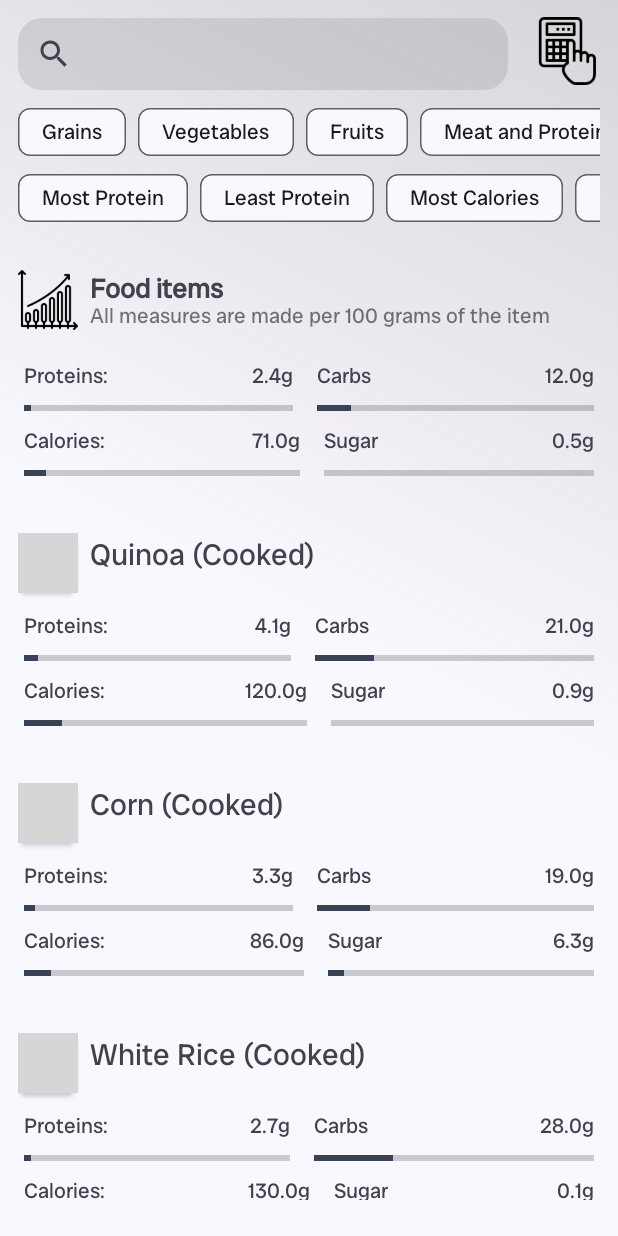
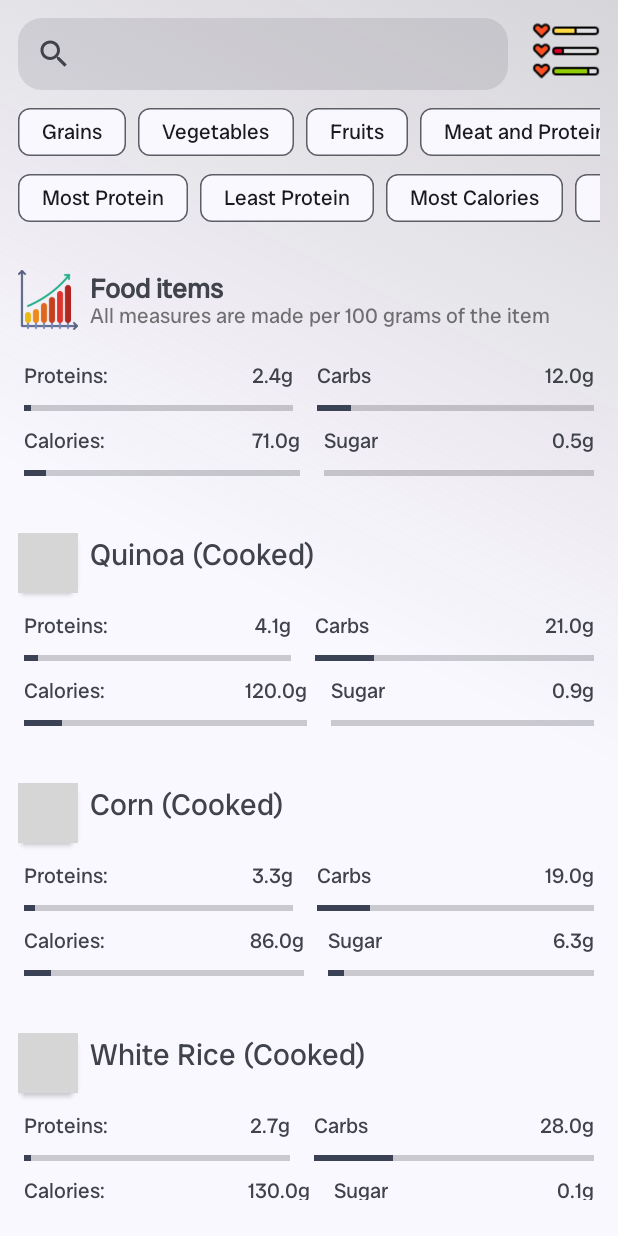
Before and after one commit to AleksandarTheGreat/Nutrition, an Android app: the Section1And2Activity screen opened directly, with no data from a screen before it, scrolled down 388 dp, on a phone screen of 412 x 824 dp. Run offline under Robolectric (Android 15) with nearby library versions, the phone set to English and light mode, and no system bars; our stand-ins replace Picasso; pictures from the network do not load; grey boxes are pictures that could not be loaded.

Commit message:
Bunch of changes I don't even kno

```diff
--- a/app/src/main/java/com/example/nutrition/Activities/Section1And2Activity.java
+++ b/app/src/main/java/com/example/nutrition/Activities/Section1And2Activity.java
@@ -175,15 +175,9 @@ public class Section1And2Activity extends ParentActivity {
     @Override
     public void additionalThemeChanges() {
         if (ThemeUtils.isNightModeActive(appCompatActivity)){
-            binding.imageViewIconSection1And2.setImageResource(R.drawable.ic_stats_white);
-            binding.imageViewIconHeaderLayoutSection1And2.setImageResource(R.drawable.ic_calculate_white);
-
             int color = ContextCompat.getColor(Section1And2Activity.this, R.color.colorText60Light);
             binding.textViewSub1.setTextColor(color);
         } else {
-            binding.imageViewIconSection1And2.setImageResource(R.drawable.ic_stats_black);
-            binding.imageViewIconHeaderLayoutSection1And2.setImageResource(R.drawable.ic_calculate_black);
-
             int color = ContextCompat.getColor(Section1And2Activity.this, R.color.colorText60Dark);
             binding.textViewSub1.setTextColor(color);
         }
--- a/app/src/main/java/com/example/nutrition/Fragments/FragmentADay.java
+++ b/app/src/main/java/com/example/nutrition/Fragments/FragmentADay.java
@@ -96,17 +96,11 @@ public class FragmentADay extends Fragment implements IEssentials {
 
     public void additionalThemeSettings(){
         if (ThemeUtils.isNightModeActive(appCompatActivity)){
-            binding.imageViewIconTotal.setImageResource(R.drawable.ic_apple_white);
-            binding.imageViewIconDay.setImageResource(R.drawable.ic_eating_white);
-
             int color = ContextCompat.getColor(getContext(), R.color.colorText60Light);
             binding.textViewSub1.setTextColor(color);
             binding.textViewSub2.setTextColor(color);
             binding.textViewSub3.setTextColor(color);
         } else {
-            binding.imageViewIconTotal.setImageResource(R.drawable.ic_apple_black);
-            binding.imageViewIconDay.setImageResource(R.drawable.ic_eating_black);
-
             int color = ContextCompat.getColor(getContext(), R.color.colorText60Dark);
             binding.textViewSub1.setTextColor(color);
             binding.textViewSub2.setTextColor(color);
--- a/app/src/main/java/com/example/nutrition/Fragments/FragmentAllDays.java
+++ b/app/src/main/java/com/example/nutrition/Fragments/FragmentAllDays.java
@@ -107,7 +107,7 @@ public class FragmentAllDays extends Fragment implements IEssentials {
                 // Then we load all days from the database and set the dayList pointing to that list
                 // Finally we update the adapter
 
-                // if (!isANewDayValidToAdd()) return;
+                if (!helperFragmentAllDays.isANewDayValidToAdd(allDaysAdapter, toaster)) return;
 
                 Day day = new Day("Day", LocalDate.now());
                 daysRepo.add(day);
@@ -143,8 +143,6 @@ public class FragmentAllDays extends Fragment implements IEssentials {
     public void additionalThemeChanges() {
         if (ThemeUtils.isNightModeActive(appCompatActivity)) {
             binding.imageViewLogoFragmentAllDays.setImageResource(R.drawable.ic_logo_light);
-            binding.imageViewLogoTrackedDays.setImageResource(R.drawable.ic_calculate_white);
-            binding.imageViewLogoGraph.setImageResource(R.drawable.ic_stats_white);
             binding.imageViewCreateNewDay.setImageResource(R.drawable.ic_add_light);
 
             int color = ContextCompat.getColor(getContext(), R.color.colorText60Light);
@@ -153,8 +151,6 @@ public class FragmentAllDays extends Fragment implements IEssentials {
             binding.textViewSub3.setTextColor(color);
         } else {
             binding.imageViewLogoFragmentAllDays.setImageResource(R.drawable.ic_logo_dark);
-            binding.imageViewLogoTrackedDays.setImageResource(R.drawable.ic_calendar_black);
-            binding.imageViewLogoGraph.setImageResource(R.drawable.ic_stats_black);
             binding.imageViewCreateNewDay.setImageResource(R.drawable.ic_add_dark);
 
             int color = ContextCompat.getColor(getContext(), R.color.colorText60Dark);
--- a/app/src/main/java/com/example/nutrition/Helper/HelperFragmentAllDays.java
+++ b/app/src/main/java/com/example/nutrition/Helper/HelperFragmentAllDays.java
@@ -32,7 +32,7 @@ public class HelperFragmentAllDays {
         if (Build.VERSION.SDK_INT >= Build.VERSION_CODES.O) {
             for (Day day : allDaysAdapter.getDaysList()) {
                 if (day.getCreatedAt().equals(LocalDate.now())) {
-                    toaster.text("Cannot create 2 days");
+                    toaster.text("Cannot create 2 days, today");
                     return false;
                 }
             }
--- a/app/src/main/res/layout/activity_main.xml
+++ b/app/src/main/res/layout/activity_main.xml
@@ -58,7 +58,7 @@
                 android:layout_width="40dp"
                 android:layout_height="40dp"
                 android:layout_marginStart="8dp"
-                android:src="@drawable/ic_intro"
+                android:src="@drawable/ic_welcome"
                 app:layout_constraintBottom_toBottomOf="parent"
                 app:layout_constraintLeft_toLeftOf="parent"
                 app:layout_constraintTop_toTopOf="parent" />
--- a/app/src/main/res/layout/activity_section1_and2.xml
+++ b/app/src/main/res/layout/activity_section1_and2.xml
@@ -34,7 +34,7 @@
             android:layout_width="45dp"
             android:layout_height="45dp"
             android:layout_marginEnd="4dp"
-            android:src="@mipmap/ic_launcher"
+            android:src="@drawable/ic_all_stats"
             app:layout_constraintBottom_toBottomOf="parent"
             app:layout_constraintRight_toRightOf="parent"
             app:layout_constraintTop_toTopOf="parent" />
@@ -156,7 +156,7 @@
             android:layout_width="40dp"
             android:layout_height="40dp"
             android:layout_marginStart="8dp"
-            android:src="@mipmap/ic_launcher"
+            android:src="@drawable/ic_stats"
             app:layout_constraintBottom_toBottomOf="parent"
             app:layout_constraintLeft_toLeftOf="parent"
             app:layout_constraintTop_toTopOf="parent" />
--- a/app/src/main/res/layout/fragment_a_day.xml
+++ b/app/src/main/res/layout/fragment_a_day.xml
@@ -31,7 +31,7 @@
             android:id="@+id/textViewSub1"
             android:layout_height="wrap_content"
             android:layout_width="match_parent"
-            android:text="Be as straight forward as you can be"
+            android:text="Be as straight forward as you can be and use measurements and quantities to describe the food that you ate.\n For example:    '100 grams of chicken'"
             android:layout_marginTop="4dp"
             android:layout_marginHorizontal="4dp"
             app:layout_constraintTop_toBottomOf="@id/searchViewFragmentADay"
@@ -52,7 +52,7 @@
             android:id="@+id/imageViewIconTotal"
             android:layout_width="40dp"
             android:layout_height="40dp"
-            android:src="@mipmap/ic_launcher"
+            android:src="@drawable/ic_apple_nutrient"
             app:layout_constraintBottom_toBottomOf="parent"
             app:layout_constraintLeft_toLeftOf="parent"
             app:layout_constraintTop_toTopOf="parent" />
@@ -308,7 +308,7 @@
             android:id="@+id/imageViewIconDay"
             android:layout_width="40dp"
             android:layout_height="40dp"
-            android:src="@mipmap/ic_launcher"
+            android:src="@drawable/ic_eating2"
             app:layout_constraintBottom_toBottomOf="parent"
             app:layout_constraintLeft_toLeftOf="parent"
             app:layout_constraintTop_toTopOf="parent" />
--- a/app/src/main/res/layout/fragment_all_days.xml
+++ b/app/src/main/res/layout/fragment_all_days.xml
@@ -149,7 +149,7 @@
                 android:layout_height="40dp"
                 android:layout_width="40dp"
                 android:layout_marginStart="8dp"
-                android:src="@mipmap/ic_launcher"
+                android:src="@drawable/ic_stats"
                 app:layout_constraintLeft_toLeftOf="parent"
                 app:layout_constraintTop_toTopOf="parent"
                 app:layout_constraintBottom_toBottomOf="parent"
--- a/app/src/main/res/values/colors.xml
+++ b/app/src/main/res/values/colors.xml
@@ -21,16 +21,16 @@
     <color name="color_fast_food">#74EF744E</color>
     <color name="color_no_category_selected">#74ABABAB</color>
 
-    <color name="colorPrimaryLight">#F8A428</color>
-    <color name="colorAccentLight">#1563A0</color>
-    <color name="colorBackgroundLight">#F0F0F0</color>
+    <color name="colorPrimaryDark">#F8A428</color>
+    <color name="colorAccentDark">#3B893E</color>
+    <color name="colorBackgroundDark">#F0F0F0</color>
     <color name="colorTextDark">#1A1A1A</color>
     <color name="colorText80Dark">#CC1A1A1A</color>
     <color name="colorText60Dark">#991A1A1A</color>
 
-    <color name="colorPrimaryDark">#F8B859</color>
-    <color name="colorAccentDark">#2D9FF8</color>
-    <color name="colorBackgroundDark">#1A1A1A</color>
+    <color name="colorPrimaryLight">#F8B859</color>
+    <color name="colorAccentLight">#5FE264</color>
+    <color name="colorBackgroundLight">#1A1A1A</color>
     <color name="colorTextLight">#F0F0F0</color>
     <color name="colorText80Light">#CCF0F0F0</color>
     <color name="colorText60Light">#99F0F0F0</color>
```
Also changed, not shown: app/src/main/java/com/example/nutrition/Activities/MainActivity.java (+6 -12 lines), app/src/main/java/com/example/nutrition/Adapters/ItemsAdapter.java (+4 -4 lines), app/src/main/res/drawable/ic_days.png, app/src/main/res/drawable/ic_eating.png (added), app/src/main/res/drawable/ic_eating1.png (added), app/src/main/res/drawable/ic_eating2.png (added), app/src/main/res/drawable/ic_welcome.png (added), app/src/main/res/drawable/ic_welcome_dark.png (added), app/src/main/res/drawable/ic_welcome_light.png (added).
